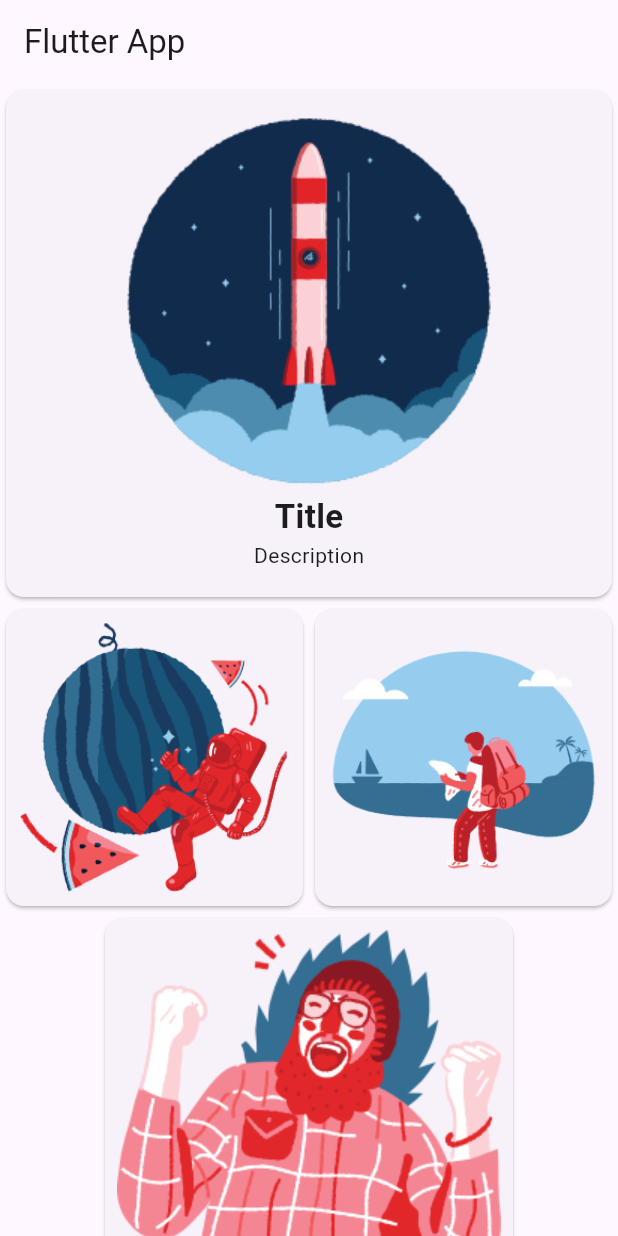
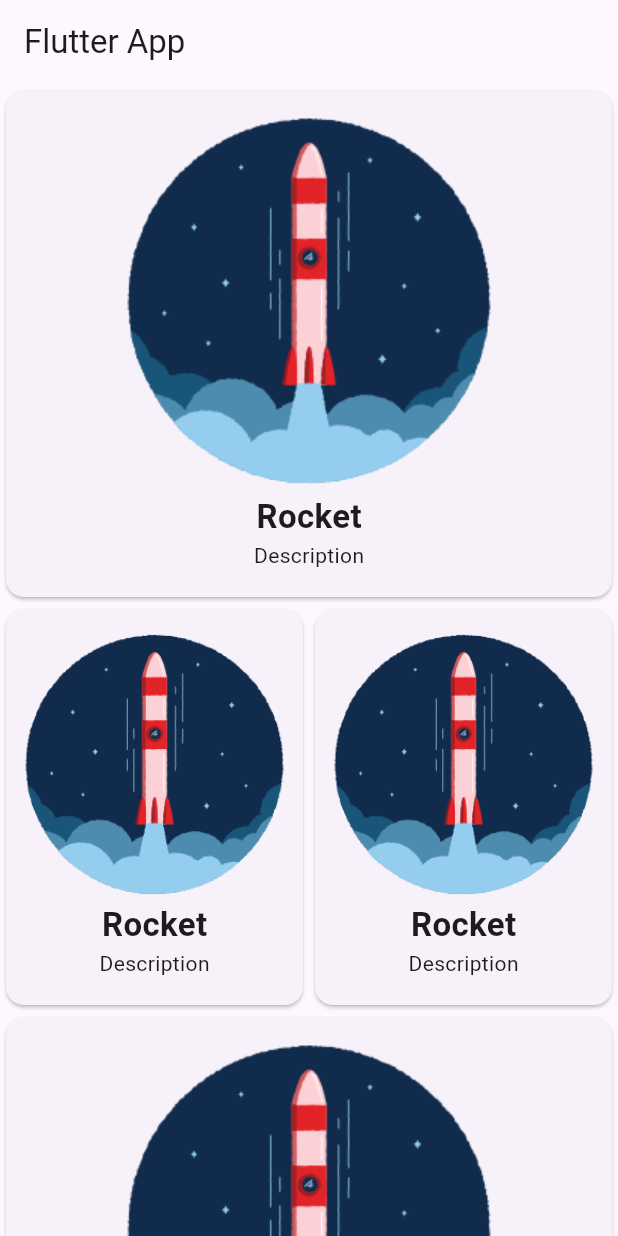
Before and after one commit to ej0x/learnapp, a Flutter app: the screen it shows after launch, on a phone screen of 412 x 824 dp. Run offline on Flutter 3.47's test engine with Material 2 defaults, Android fonts, the phone set to English and light mode, and no system bars.

Commit message:
card_widget added

```diff
--- a/lib/pages/home_page.dart
+++ b/lib/pages/home_page.dart
@@ -1,5 +1,5 @@
 import 'package:flutter/material.dart';
-import 'package:learnapp/core/constants.dart';
+import 'package:learnapp/widget/card_widget.dart';
 
 class HomePage extends StatelessWidget {
   const HomePage({super.key});
@@ -10,55 +10,25 @@ class HomePage extends StatelessWidget {
       appBar: AppBar(
         title: const Text("Flutter App"),
       ),
-      body: SingleChildScrollView(
+      body: const SingleChildScrollView(
         child: Column(
           children: [
-            Card(
-              child: Container(
-                  padding: const EdgeInsets.all(8.0),
-                  width: double.infinity,
-                  child: Column(
-                    children: [
-                      const SizedBox(height: kDouble5),
-                      Image.asset('images/rocket.png'),
-                      const Text(
-                        "Title",
-                        style: TextStyle(
-                          fontSize: 22,
-                          fontWeight: FontWeight.bold,
-                        ),
-                      ),
-                      const Text("Description"),
-                      const SizedBox(height: kDouble10),
-                    ],
-                  )),
-            ),
+            CardWidget(title: 'Rocket'),
             Row(
               children: [
                 Expanded(
-                  child: Card(
-                    child: Container(
-                      padding: const EdgeInsets.all(8.0),
-                      child: Image.asset('images/space.png'),
-                    ),
-                  ),
-                ),
+                    child: CardWidget(
+                  title: 'Rocket',
+                )),
                 Expanded(
-                  child: Card(
-                    child: Container(
-                      padding: const EdgeInsets.all(8.0),
-                      child: Image.asset('images/travel.png'),
-                    ),
-                  ),
-                ),
+                    child: CardWidget(
+                  title: 'Rocket',
+                )),
               ],
             ),
-            Card(
-              child: Container(
-                padding: const EdgeInsets.all(8.0),
-                child: Image.asset('images/yeah.png'),
-              ),
-            ),
+            CardWidget(
+              title: 'Rocket',
+            )
           ],
         ),
       ),
--- a/lib/widget/card_widget.dart
+++ b/lib/widget/card_widget.dart
@@ -2,7 +2,11 @@ import 'package:flutter/material.dart';
 import 'package:learnapp/core/constants.dart';
 
 class CardWidget extends StatelessWidget {
-  const CardWidget({super.key});
+  const CardWidget({
+    super.key,
+    required this.title,
+  });
+  final String title;
 
   @override
   Widget build(BuildContext context) {
@@ -14,9 +18,9 @@ class CardWidget extends StatelessWidget {
             children: [
               const SizedBox(height: kDouble5),
               Image.asset('images/rocket.png'),
-              const Text(
-                "Title",
-                style: TextStyle(
+              Text(
+                title,
+                style: const TextStyle(
                   fontSize: 22,
                   fontWeight: FontWeight.bold,
                 ),
```
